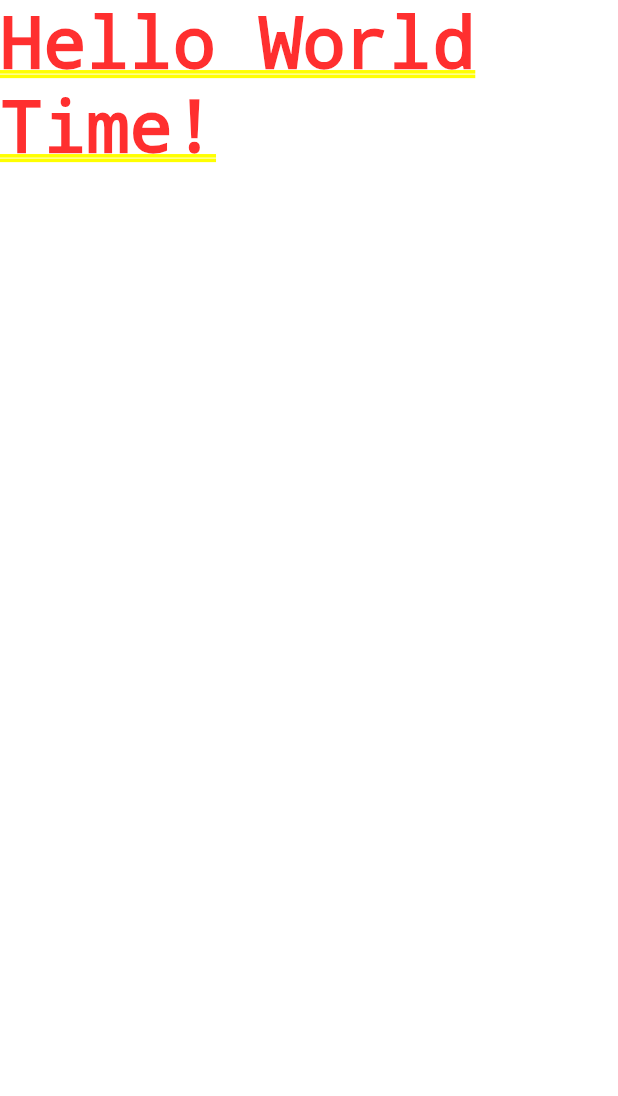
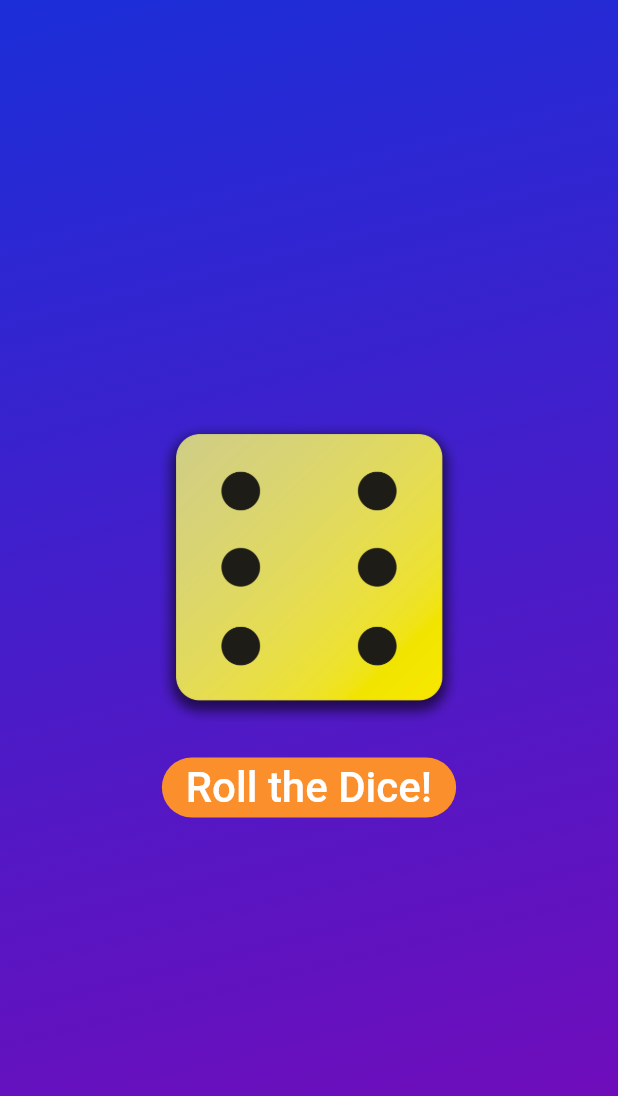
Before and after one commit to Jihusen/dice_set, a Flutter app: the screen it shows after launch, on a phone screen of 412 x 824 dp. Shown: the top 1096 px of the screen. Run offline on Flutter 3.47's test engine with Material 2 defaults, Android fonts, the phone set to English and light mode, and no system bars.

Commit message:
Finshed creating the base dice rolling feature.

```diff
--- /dev/null
+++ b/lib/dynamic_dice.dart
@@ -0,0 +1,53 @@
+
+import 'dart:math';
+import 'package:flutter/material.dart';
+import 'package:dice_set/white_text.dart';
+
+final randomizer = Random();
+
+class DynamicDice extends StatefulWidget {
+  const DynamicDice({super.key});
+
+  @override
+  State<DynamicDice> createState() {
+    return _DynamicDiceState();
+  }
+}
+
+class _DynamicDiceState extends State<DynamicDice> {
+  var activeRoll = 6;
+
+  void rollDice() {
+    setState(() {
+      activeRoll = randomizer.nextInt(6) + 1;
+    });
+  }
+
+  @override
+  Widget build(context) {
+    return Column(
+      mainAxisSize: MainAxisSize.min,
+      children: [
+        dynamicWidth(5),
+        const SizedBox(
+          height: 20,
+        ),
+        FilledButton(
+          onPressed: rollDice,
+          style: TextButton.styleFrom(
+            backgroundColor: const Color.fromARGB(255, 250, 143, 44),
+          ),
+          child: const WhiteText('Roll the Dice!'),
+        )
+      ],
+    );
+  }
+
+  Widget dynamicWidth(double width) {
+    width = width / 10;
+    return FractionallySizedBox(
+      widthFactor: width,
+      child: Image.asset('assets/dice_images/dice6_$activeRoll.png'),
+    );
+  }
+}
--- /dev/null
+++ b/lib/gradient_container.dart
@@ -0,0 +1,34 @@
+import 'package:flutter/material.dart';
+import 'package:dice_set/dynamic_dice.dart';
+
+class GradientContainer extends StatelessWidget {
+  const GradientContainer(this.color1, this.color2, {super.key});
+
+  final Color color1;
+  final Color color2;
+
+
+  @override
+  Widget build(context) {
+    const startAlignment = Alignment.topLeft;
+    const endAlignment = Alignment.bottomCenter;
+
+    return Container(
+      decoration: BoxDecoration(
+        gradient: LinearGradient(
+          colors: [
+            // Color.fromARGB(255, 79, 220, 255),
+            // Color.fromARGB(255, 248, 252, 49),
+            color1,
+            color2
+          ],
+          begin: startAlignment,
+          end: endAlignment,
+        ),
+      ),
+      child: const Center(
+        child: DynamicDice()
+      ),
+    );
+  }
+}
--- a/lib/main.dart
+++ b/lib/main.dart
@@ -1,5 +1,15 @@
 import 'package:flutter/material.dart';
+import 'package:dice_set/gradient_container.dart';
 
 void main() {
-  runApp(const MaterialApp(home: Text('Hello World Time!')));
+  const color2 = Color.fromARGB(255, 115, 11, 185);
+  const color1 = Color.fromARGB(255, 27, 46, 216);
+
+  runApp(
+    const MaterialApp(
+      home: Scaffold(
+        body: GradientContainer(color1, color2),
+      ),
+    ),
+  );
 }
--- /dev/null
+++ b/lib/white_text.dart
@@ -0,0 +1,18 @@
+import 'package:flutter/material.dart';
+
+class WhiteText extends StatelessWidget {
+  const WhiteText(this.text, {super.key});
+
+  final String text;
+
+  @override
+  Widget build(context) {
+    return Text(
+      text,
+      style: const TextStyle(
+        color: Colors.white,
+        fontSize: 28,
+      ),
+    );
+  }
+}
```
Also changed, not shown: pubspec.yaml (+7 -3 lines), assets/dice_images/dice6_1.png (added), assets/dice_images/dice6_2.png (added), assets/dice_images/dice6_3.png (added), assets/dice_images/dice6_4.png (added), assets/dice_images/dice6_5.png (added), assets/dice_images/dice6_6.png (added).
